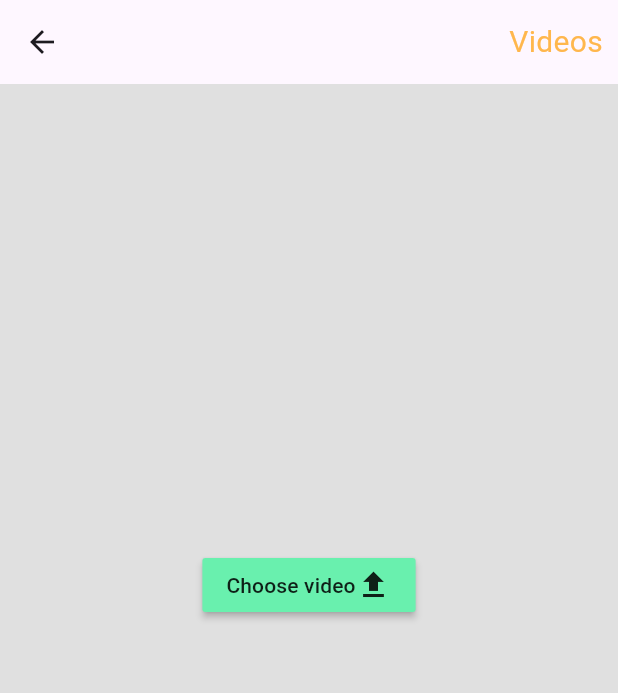
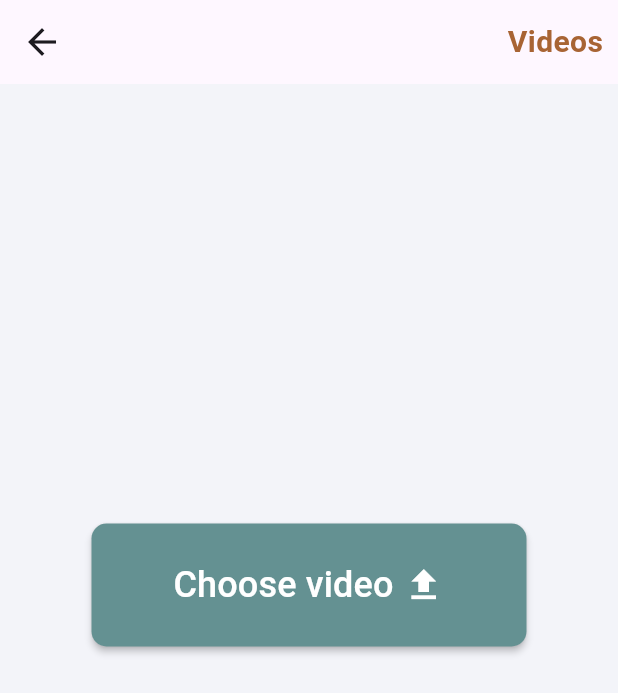
Before and after one commit to Sara-Salem-FCI/upload_video_screen, a Flutter app: the screen it shows after launch, on a phone screen of 412 x 824 dp. Shown: the top 693 px of the screen. Run offline on Flutter 3.47's test engine with Material 3 defaults, Android fonts, the phone set to English and light mode, and no system bars; our stand-ins replace image_picker, video_player.

Commit message:
Edit UI2

```diff
--- a/lib/upload.dart
+++ b/lib/upload.dart
@@ -3,6 +3,7 @@ import 'dart:io';
 import 'package:flutter/material.dart';
 import 'package:image_picker/image_picker.dart';
 import 'package:untitled/tranlate.dart';
+import 'package:video_player/video_player.dart';
 
 class UploadVid extends StatefulWidget {
   const UploadVid({super.key});
@@ -12,9 +13,11 @@ class UploadVid extends StatefulWidget {
 }
 
 class _UploadVidState extends State<UploadVid> {
+  late VideoPlayerController videoPlayerController;
 late File video;
 bool uploaded=false;
 bool pressed=false;
+late double sliderValue;
 final picker = ImagePicker();
 pickVideo() async {
   setState(() {
@@ -22,39 +25,63 @@ pickVideo() async {
   });
   final vid = await picker.pickVideo(source: ImageSource.gallery);
   video = File(vid!.path);
+  int videoSizeInBytes = await video.length();
+
+// Convert to kilobytes (optional)
+  double videoSizeInKB = videoSizeInBytes / 1024;
+
+// Convert to megabytes (optional)
+  double videoSizeInMB = videoSizeInBytes / (1024 * 1024);
+  sliderValue=videoSizeInMB;
+
+  // videoPlayerController = VideoPlayerController.file(video)
+  //   ..initialize().then((_) {
+  //     setState(() {});
+  //     videoPlayerController.play();
+  //   });
   setState(() {
     uploaded=true;
   });
 }
+
   @override
   Widget build(BuildContext context) {
     return Scaffold(
       appBar: AppBar(
         leading: IconButton(
-          icon: const Icon(Icons.arrow_back),
+          icon: const Icon(
+              Icons.arrow_back,
+            size: 28,
+          ),
           onPressed: () {},
         ),
-        actions: [
+        actions: const [
           Text(
             'Videos',
             style: TextStyle(
-              color: Colors.orange[300],
+              color: Color(0xffA86434),
               fontSize: 20,
+              fontWeight: FontWeight.w600,
             ),
           ),
-          const SizedBox(
+          SizedBox(
             width: 10,
           )
         ],
       ),
       body: Container(
-        color: Colors.grey[300],
+        color: const Color(0xffF3F4F9),
         child: Center(
           child: Column(
             mainAxisSize: MainAxisSize.min,
             children: [
               MaterialButton(
-                color: Colors.greenAccent,
+                shape: RoundedRectangleBorder(
+                  borderRadius: BorderRadius.circular(10),
+                ),
+                minWidth: 290,
+                height: 82,
+                color: const Color(0xff649192),
                 onPressed: (){
                   pickVideo();
                 },
@@ -62,9 +89,17 @@ pickVideo() async {
                   mainAxisSize: MainAxisSize.min,
                   children: [
                     Text(
-                      'Choose video',
+                      'Choose video ',
+                      style: TextStyle(
+                        color: Colors.white,
+                        fontSize: 24,
+                      ),
                     ),
-                    Icon(Icons.upload),
+                    Icon(
+                        Icons.upload,
+                      color: Colors.white,
+                      size: 28,
+                    ),
                   ],
                 ),
               ),
@@ -84,7 +119,9 @@ pickVideo() async {
                   'Continue',
                 ),
               ): const SizedBox(),
-              pressed && !uploaded? const CircularProgressIndicator()
+              pressed && !uploaded? Slider(value: 0, onChanged: (value){
+
+              })
                   : const SizedBox(),
             ],
           ),
--- a/pubspec.yaml
+++ b/pubspec.yaml
@@ -31,6 +31,7 @@ dependencies:
   flutter:
     sdk: flutter
   image_picker: ^1.1.2
+  video_player: ^2.9.1
 
 
   # The following adds the Cupertino Icons font to your application.
```
Also changed, not shown: lib/tranlate.dart (+24 -10 lines), pubspec.lock, 1 other file.
